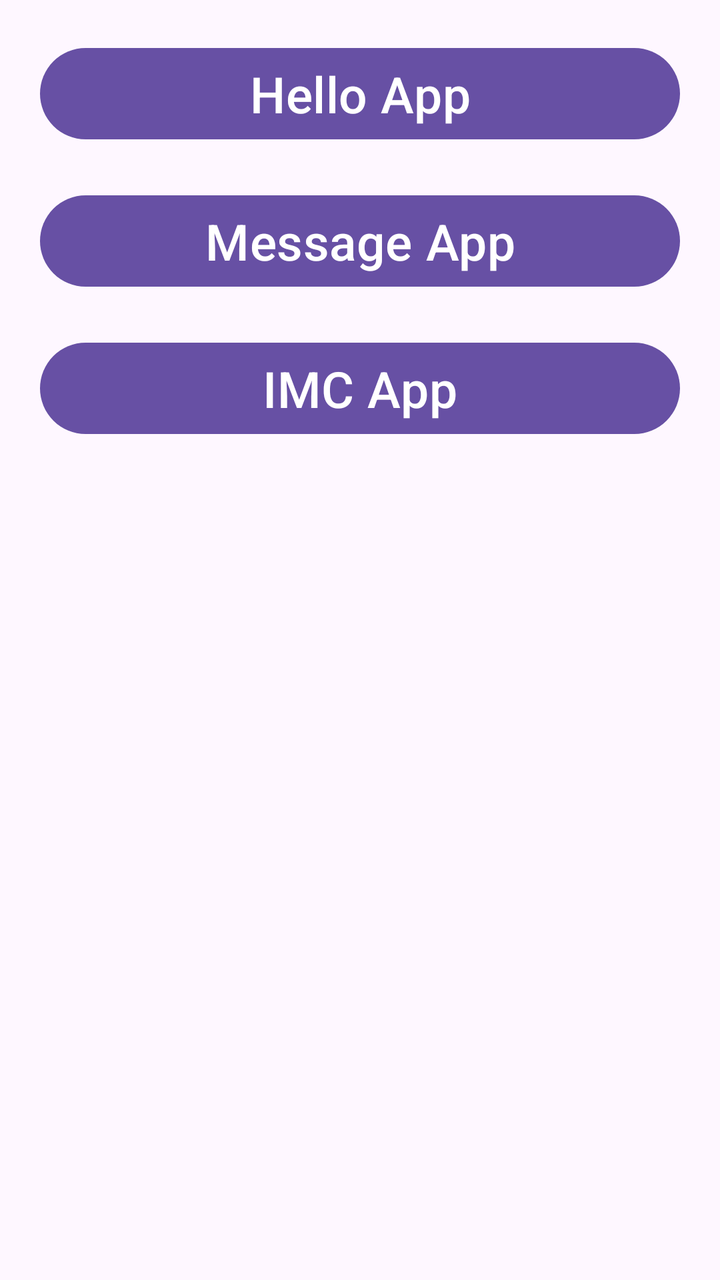
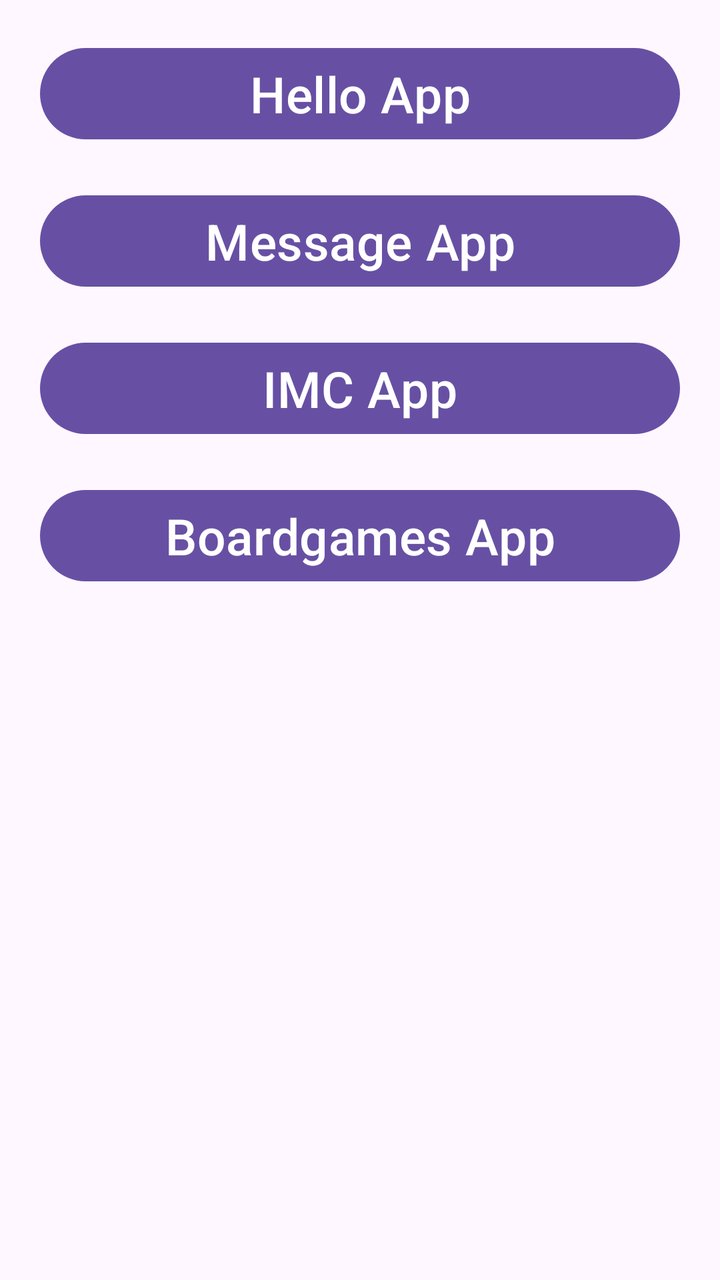

Two renders of the same Android screen: before a commit and after it. Below are the layout's source before the change and the commit's diff.
<!-- AndroidManifest.xml: application theme Theme.AplicacionesKK -->
<!-- res/layout/activity_menu.xml -->
<?xml version="1.0" encoding="utf-8"?>
<LinearLayout xmlns:android="http://schemas.android.com/apk/res/android"
    xmlns:app="http://schemas.android.com/apk/res-auto"
    xmlns:tools="http://schemas.android.com/tools"
    android:id="@+id/main"
    android:layout_width="match_parent"
    android:layout_height="match_parent"
    tools:context=".MenuActivity"
    android:orientation="vertical">

    <Button
        android:id="@+id/btnHelloApp"
        android:layout_width="match_parent"
        android:layout_height="wrap_content"
        android:text="Hello App"
        android:textSize="25sp"
        android:layout_marginHorizontal="20dp"
        android:layout_marginTop="20dp"/>

    <Button
        android:id="@+id/btnMessageApp"
        android:layout_width="match_parent"
        android:layout_height="wrap_content"
        android:text="Message App"
        android:textSize="25sp"
        android:layout_marginHorizontal="20dp"
        android:layout_marginTop="20dp"/>

    <Button
        android:id="@+id/btnImcApp"
        android:layout_width="match_parent"
        android:layout_height="wrap_content"
        android:text="IMC App"
        android:textSize="25sp"
        android:layout_marginHorizontal="20dp"
        android:layout_marginTop="20dp"/>

</LinearLayout>
<!-- resources referenced by this layout -->
<resources>
  <style name="Theme.AplicacionesKK" parent="Base.Theme.AplicacionesKK" />
  <style name="Base.Theme.AplicacionesKK" parent="Theme.Material3.DayNight.NoActionBar">
          
          
      </style>
</resources>

<!-- the commit's change to res/layout/activity_menu.xml (unified diff, before → after) -->
@@ -35,4 +35,13 @@
         android:layout_marginHorizontal="20dp"
         android:layout_marginTop="20dp"/>
 
+    <Button
+        android:id="@+id/btnBoardgamesApp"
+        android:layout_width="match_parent"
+        android:layout_height="wrap_content"
+        android:text="Boardgames App"
+        android:textSize="25sp"
+        android:layout_marginHorizontal="20dp"
+        android:layout_marginTop="20dp"/>
+
 </LinearLayout>
